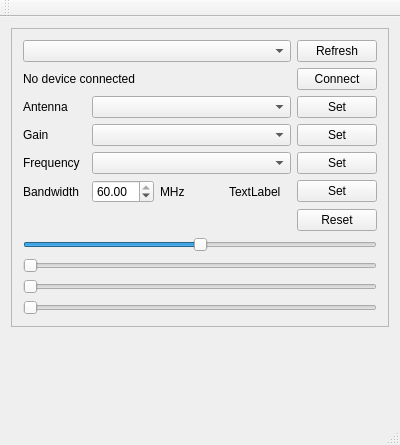
Before: the Qt Designer form mainwindow.ui in gitmodimo/LimeSDRTest, drawn with Qt 5.
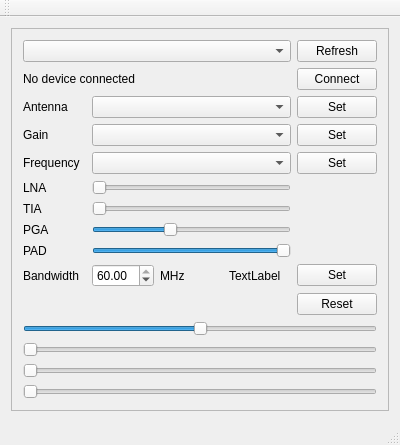
After: the same form once the commit is applied.

```diff
--- a/mainwindow.ui
+++ b/mainwindow.ui
@@ -58,6 +58,16 @@
        </item>
        <item row="0" column="0">
         <layout class="QGridLayout" name="gridLayout">
+         <item row="5" column="1" colspan="3">
+          <widget class="QSlider" name="LNAGain">
+           <property name="maximum">
+            <number>30</number>
+           </property>
+           <property name="orientation">
+            <enum>Qt::Horizontal</enum>
+           </property>
+          </widget>
+         </item>
          <item row="2" column="0">
           <widget class="QLabel" name="label">
            <property name="text">
@@ -86,7 +96,7 @@
            </property>
           </widget>
          </item>
-         <item row="6" column="0">
+         <item row="9" column="0">
           <widget class="QLabel" name="label_4">
            <property name="text">
             <string>Bandwidth</string>
@@ -140,14 +150,14 @@
          <item row="3" column="1" colspan="3">
           <widget class="QComboBox" name="gainComboBox"/>
          </item>
-         <item row="6" column="4">
+         <item row="9" column="4">
           <widget class="QPushButton" name="bandwidthButton">
            <property name="text">
             <string>Set</string>
            </property>
           </widget>
          </item>
-         <item row="6" column="1">
+         <item row="9" column="1">
           <widget class="QDoubleSpinBox" name="bandwidthSpinBox">
            <property name="minimum">
             <double>1.000000000000000</double>
@@ -163,27 +173,91 @@
            </property>
           </widget>
          </item>
-         <item row="6" column="2">
+         <item row="9" column="2">
           <widget class="QLabel" name="label_5">
            <property name="text">
             <string>MHz</string>
            </property>
           </widget>
          </item>
-         <item row="6" column="3">
+         <item row="9" column="3">
           <widget class="QLabel" name="label_6">
            <property name="text">
             <string>TextLabel</string>
            </property>
           </widget>
          </item>
-         <item row="7" column="4">
+         <item row="10" column="4">
           <widget class="QPushButton" name="resetButton">
            <property name="text">
             <string>Reset</string>
            </property>
           </widget>
          </item>
+         <item row="6" column="1" colspan="3">
+          <widget class="QSlider" name="TIAGain">
+           <property name="maximum">
+            <number>12</number>
+           </property>
+           <property name="orientation">
+            <enum>Qt::Horizontal</enum>
+           </property>
+          </widget>
+         </item>
+         <item row="7" column="1" colspan="3">
+          <widget class="QSlider" name="PGAGain">
+           <property name="minimum">
+            <number>-12</number>
+           </property>
+           <property name="maximum">
+            <number>19</number>
+           </property>
+           <property name="orientation">
+            <enum>Qt::Horizontal</enum>
+           </property>
+          </widget>
+         </item>
+         <item row="8" column="1" colspan="3">
+          <widget class="QSlider" name="PADGain">
+           <property name="minimum">
+            <number>-54</number>
+           </property>
+           <property name="maximum">
+            <number>0</number>
+           </property>
+           <property name="orientation">
+            <enum>Qt::Horizontal</enum>
+           </property>
+          </widget>
+         </item>
+         <item row="5" column="0">
+          <widget class="QLabel" name="label_7">
+           <property name="text">
+            <string>LNA</string>
+           </property>
+          </widget>
+         </item>
+         <item row="6" column="0">
+          <widget class="QLabel" name="label_8">
+           <property name="text">
+            <string>TIA</string>
+           </property>
+          </widget>
+         </item>
+         <item row="7" column="0">
+          <widget class="QLabel" name="label_9">
+           <property name="text">
+            <string>PGA</string>
+           </property>
+          </widget>
+         </item>
+         <item row="8" column="0">
+          <widget class="QLabel" name="label_10">
+           <property name="text">
+            <string>PAD</string>
+           </property>
+          </widget>
+         </item>
         </layout>
        </item>
        <item row="2" column="0">
```
Left out of the diff: 16 changed lines with no effect on the pictures.
